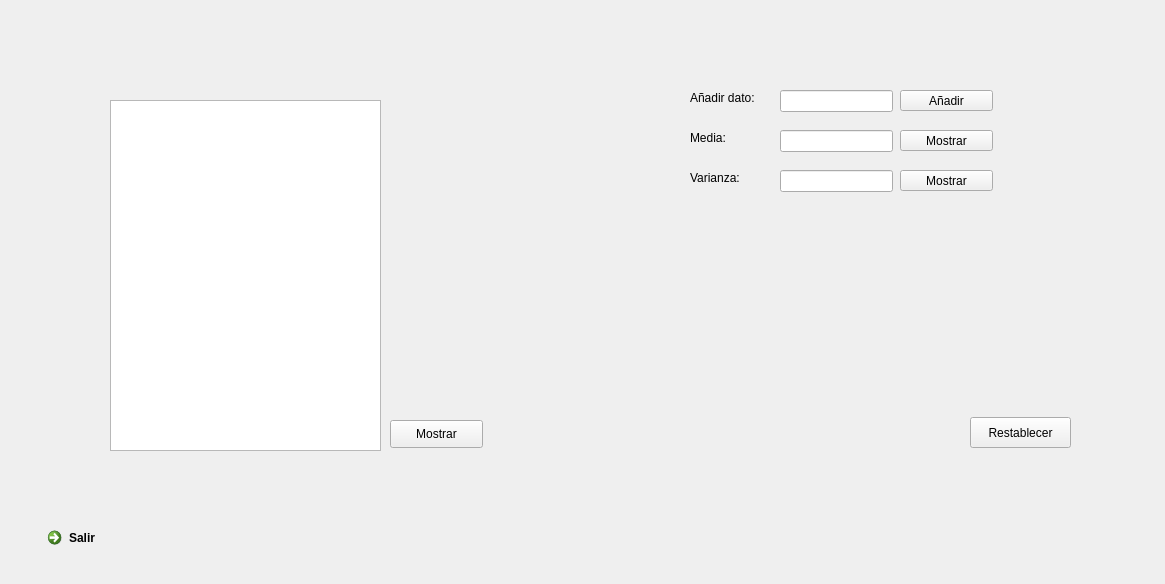
First picture: the form in ingenieria.ui, repository fernandusxd1/Informatica_Avanzada, before the edit.
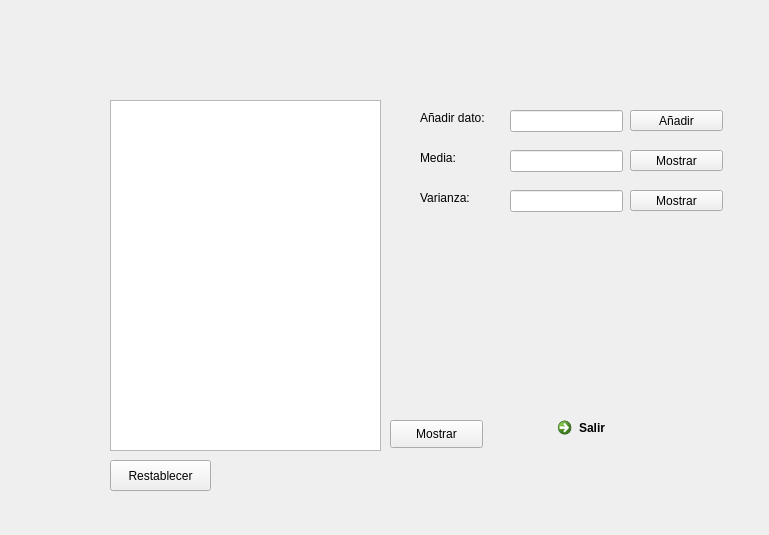
Second picture: the form after the edit.

Commit message: Reducir ventana

Diff of the .ui file:
```diff
--- a/ingenieria.ui
+++ b/ingenieria.ui
@@ -6,8 +6,8 @@
    <rect>
     <x>0</x>
     <y>0</y>
-    <width>1165</width>
-    <height>584</height>
+    <width>769</width>
+    <height>535</height>
    </rect>
   </property>
   <property name="windowTitle">
@@ -16,8 +16,8 @@
   <widget class="QCommandLinkButton" name="commandLinkButton">
    <property name="geometry">
     <rect>
-     <x>40</x>
-     <y>520</y>
+     <x>550</x>
+     <y>410</y>
      <width>187</width>
      <height>41</height>
     </rect>
@@ -29,8 +29,8 @@
   <widget class="QLineEdit" name="lineEdit">
    <property name="geometry">
     <rect>
-     <x>780</x>
-     <y>90</y>
+     <x>510</x>
+     <y>110</y>
      <width>113</width>
      <height>22</height>
     </rect>
@@ -39,8 +39,8 @@
   <widget class="QLineEdit" name="lineEdit_2">
    <property name="geometry">
     <rect>
-     <x>780</x>
-     <y>130</y>
+     <x>510</x>
+     <y>150</y>
      <width>113</width>
      <height>22</height>
     </rect>
@@ -49,8 +49,8 @@
   <widget class="QLineEdit" name="lineEdit_3">
    <property name="geometry">
     <rect>
-     <x>780</x>
-     <y>170</y>
+     <x>510</x>
+     <y>190</y>
      <width>113</width>
      <height>22</height>
     </rect>
@@ -59,8 +59,8 @@
   <widget class="QLabel" name="label">
    <property name="geometry">
     <rect>
-     <x>690</x>
-     <y>90</y>
+     <x>420</x>
+     <y>110</y>
      <width>71</width>
      <height>16</height>
     </rect>
@@ -72,8 +72,8 @@
   <widget class="QLabel" name="label_2">
    <property name="geometry">
     <rect>
-     <x>690</x>
-     <y>130</y>
+     <x>420</x>
+     <y>150</y>
      <width>55</width>
      <height>16</height>
     </rect>
@@ -85,8 +85,8 @@
   <widget class="QLabel" name="label_3">
    <property name="geometry">
     <rect>
-     <x>690</x>
-     <y>170</y>
+     <x>420</x>
+     <y>190</y>
      <width>55</width>
      <height>16</height>
     </rect>
@@ -98,8 +98,8 @@
   <widget class="QPushButton" name="pushButton">
    <property name="geometry">
     <rect>
-     <x>900</x>
-     <y>90</y>
+     <x>630</x>
+     <y>110</y>
      <width>93</width>
      <height>21</height>
     </rect>
@@ -111,8 +111,8 @@
   <widget class="QPushButton" name="pushButton_2">
    <property name="geometry">
     <rect>
-     <x>900</x>
-     <y>130</y>
+     <x>630</x>
+     <y>150</y>
      <width>93</width>
      <height>21</height>
     </rect>
@@ -124,8 +124,8 @@
   <widget class="QPushButton" name="pushButton_3">
    <property name="geometry">
     <rect>
-     <x>900</x>
-     <y>170</y>
+     <x>630</x>
+     <y>190</y>
      <width>93</width>
      <height>21</height>
     </rect>
@@ -160,8 +160,8 @@
   <widget class="QPushButton" name="pushButton_5">
    <property name="geometry">
     <rect>
-     <x>970</x>
-     <y>417</y>
+     <x>110</x>
+     <y>460</y>
      <width>101</width>
      <height>31</height>
     </rect>
```
